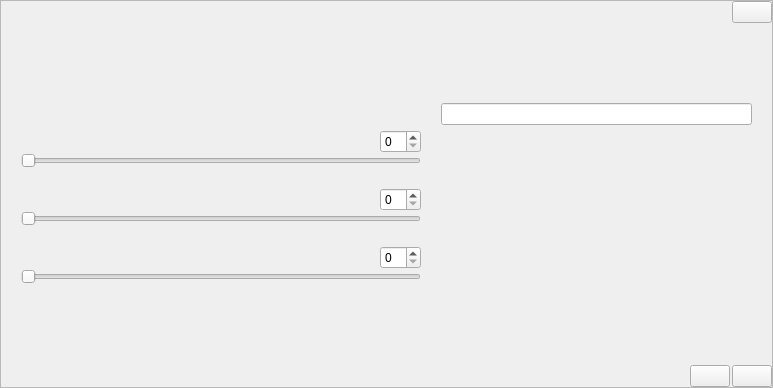
Old version of the form src/gui/Dlg/rgb.ui in the repository LaM0uette/PySide6_Blank_Project_demo.
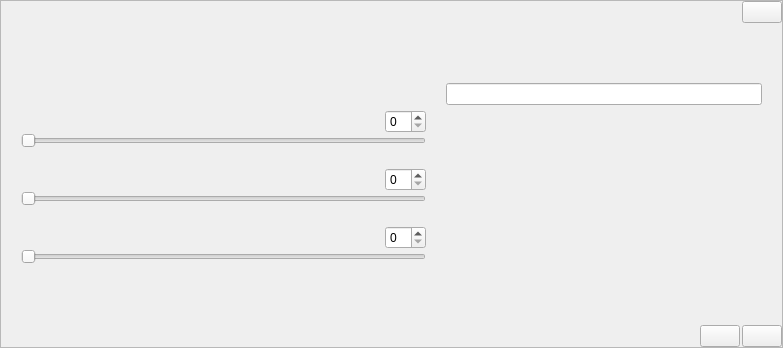
New version of the form.

```diff
--- a/src/gui/Dlg/rgb.ui
+++ b/src/gui/Dlg/rgb.ui
@@ -6,8 +6,8 @@
    <rect>
     <x>0</x>
     <y>0</y>
-    <width>773</width>
-    <height>388</height>
+    <width>783</width>
+    <height>348</height>
    </rect>
   </property>
   <layout class="QGridLayout" name="glay_dlg">
@@ -115,9 +115,15 @@
          <property name="leftMargin">
           <number>20</number>
          </property>
+         <property name="topMargin">
+          <number>0</number>
+         </property>
          <property name="rightMargin">
           <number>20</number>
          </property>
+         <property name="bottomMargin">
+          <number>0</number>
+         </property>
          <item>
           <layout class="QGridLayout" name="glay_rgb">
            <property name="horizontalSpacing">
```
